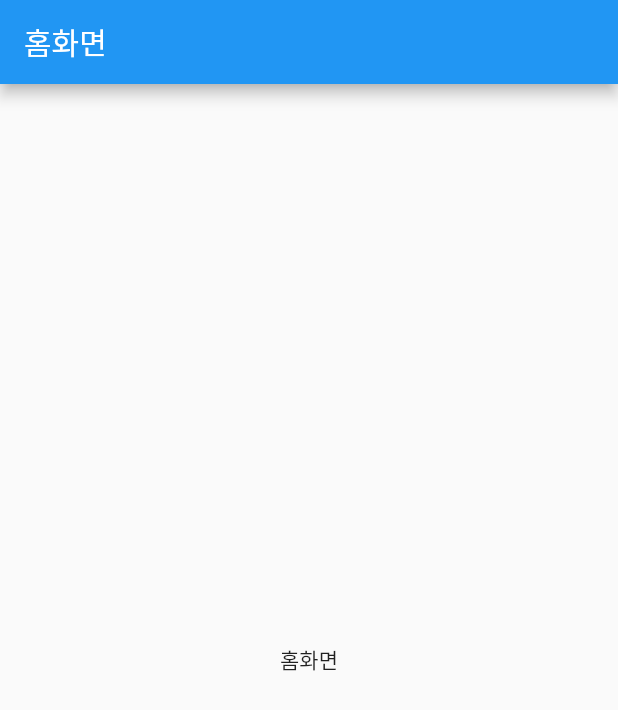
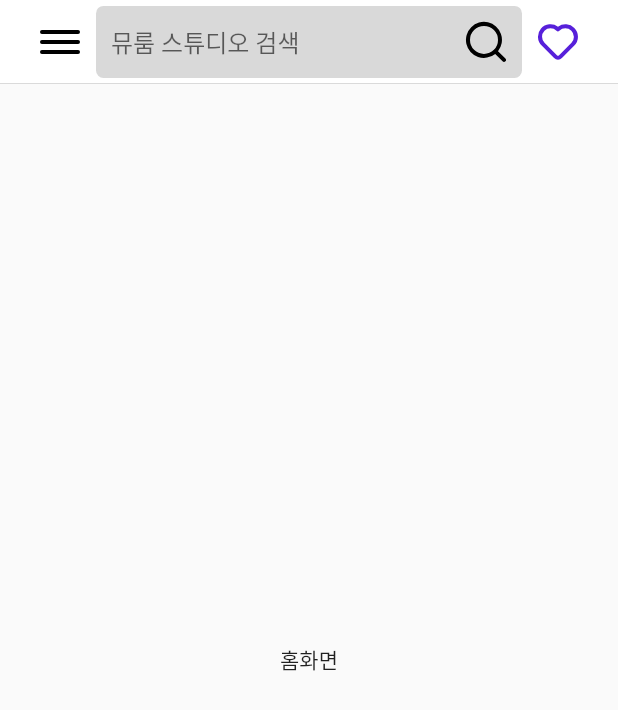
Before and after one commit to muroom-studio/muroom_flutter, a Flutter app: the screen it shows after launch, on a phone screen of 412 x 824 dp. Shown: the top 710 px of the screen. Run offline on Flutter 3.47's test engine with Material 2 defaults, Android fonts, the phone set to English and light mode, and no system bars; our stand-ins replace flutter_svg, go_router, google_fonts.

Commit message:
feat: top app bar 추가

```diff
--- a/lib/main.dart
+++ b/lib/main.dart
@@ -12,7 +12,7 @@ class MyApp extends StatelessWidget {
   MyApp({Key? key}) : super(key: key);
 
   final GoRouter _router = GoRouter(
-    initialLocation: "/start",
+    initialLocation: "/home",
     routes: [
       GoRoute(
         path: "/start",
--- a/lib/screens/home.dart
+++ b/lib/screens/home.dart
@@ -1,15 +1,17 @@
 import 'package:flutter/material.dart';
+import 'package:muroom_flutter/widgets/top_app_bar.dart';
 
 class HomeScreen extends StatelessWidget {
   const HomeScreen({super.key});
 
   @override
   Widget build(BuildContext context) {
-    return Scaffold(
-      appBar: AppBar(
-        title: const Text('홈화면'),
+    return const Scaffold(
+      appBar: PreferredSize(
+        preferredSize: Size.fromHeight(56.0),
+        child: TopAppBar(),
       ),
-      body: const Center(
+      body: Center(
         child: Text('홈화면'),
       ),
     );
--- a/lib/screens/start.dart
+++ b/lib/screens/start.dart
@@ -32,10 +32,10 @@ class StartScreen extends StatelessWidget {
               clipBehavior: Clip.none,
               children: [
                 Positioned(
-                  left: 4,
-                  top: 4,
+                  left: 3,
+                  top: 3,
                   child: Opacity(
-                    opacity: 0.6,
+                    opacity: 1,
                     child: Image.asset(
                       'assets/images/MUROOM_LOGO_SHADOW.png',
                       width: 120,
@@ -45,7 +45,7 @@ class StartScreen extends StatelessWidget {
                 ),
                 Positioned(
                   child: BackdropFilter(
-                    filter: ImageFilter.blur(sigmaX: 10.0, sigmaY: 10.0),
+                    filter: ImageFilter.blur(sigmaX: 7.0, sigmaY: 7.0),
                     child: Image.asset(
                       'assets/images/MUROOM_LOGO.png',
                       width: 120,
@@ -64,7 +64,7 @@ class StartScreen extends StatelessWidget {
                 color: Colors.white,
                 shadows: [
                   Shadow(
-                    color: Colors.black.withOpacity(0.4),
+                    color: Colors.black.withOpacity(0.8),
                     offset: const Offset(2, 2),
                     blurRadius: 10,
                   ),
--- /dev/null
+++ b/lib/widgets/top_app_bar.dart
@@ -0,0 +1,74 @@
+import 'package:flutter/material.dart';
+import 'package:flutter_svg/flutter_svg.dart';
+
+class TopAppBar extends StatelessWidget {
+  const TopAppBar({super.key});
+
+  @override
+  Widget build(BuildContext context) {
+    return AppBar(
+      elevation: 0,
+      backgroundColor: Colors.white,
+      bottom: PreferredSize(
+        preferredSize: const Size.fromHeight(5.0),
+        child: Container(
+          color: Colors.black,
+          height: 0.1,
+        ),
+      ),
+      title: Row(
+        mainAxisAlignment: MainAxisAlignment.center,
+        mainAxisSize: MainAxisSize.max,
+        children: [
+          IconButton(
+            onPressed: () {
+              // GoRouter.of(context).go('/menu');
+            },
+            icon: SvgPicture.asset(
+              'assets/icons/menu.svg',
+              width: 100,
+            ),
+          ),
+          Expanded(
+            child: TextField(
+              decoration: InputDecoration(
+                filled: true,
+                fillColor: const Color(0xFFD9D9D9),
+                contentPadding: const EdgeInsets.only(left: 10),
+                enabledBorder: const OutlineInputBorder(
+                  borderRadius: BorderRadius.all(
+                    Radius.circular(5),
+                  ),
+                  borderSide: BorderSide(
+                    color: Colors.transparent,
+                  ),
+                ),
+                hintText: '뮤룸 스튜디오 검색',
+                suffixIcon: IconButton(
+                  onPressed: () {
+                    // Search function
+                  },
+                  icon: SvgPicture.asset(
+                    'assets/icons/search.svg',
+                    width: 100,
+                  ),
+                ),
+              ),
+            ),
+          ),
+          IconButton(
+            onPressed: () {
+              // GoRouter.of(context).go('/favorite');
+            },
+            icon: SvgPicture.asset(
+              'assets/icons/heart.svg',
+              colorFilter:
+                  const ColorFilter.mode(Color(0xFF5720DA), BlendMode.srcIn),
+              width: 100,
+            ),
+          ),
+        ],
+      ),
+    );
+  }
+}
--- a/pubspec.yaml
+++ b/pubspec.yaml
@@ -36,6 +36,7 @@ dependencies:
   cupertino_icons: ^1.0.2
   go_router: ^12.0.0
   google_fonts: ^6.1.0
+  flutter_svg: ^2.0.7
 
 dev_dependencies:
   flutter_test:
@@ -62,6 +63,9 @@ flutter:
   assets:
     - assets/images/MUROOM_LOGO.png
     - assets/images/MUROOM_LOGO_SHADOW.png
+    - assets/icons/search.svg
+    - assets/icons/menu.svg
+    - assets/icons/heart.svg
 
   # An image asset can refer to one or more resolution-specific "variants", see
   # https://flutter.dev/assets-and-images/#resolution-aware
```
Also changed, not shown: assets/icons/heart.svg (added), assets/icons/menu.svg (added), assets/icons/search.svg (added), assets/images/MUROOM_LOGO_SHADOW.png, pubspec.lock.
